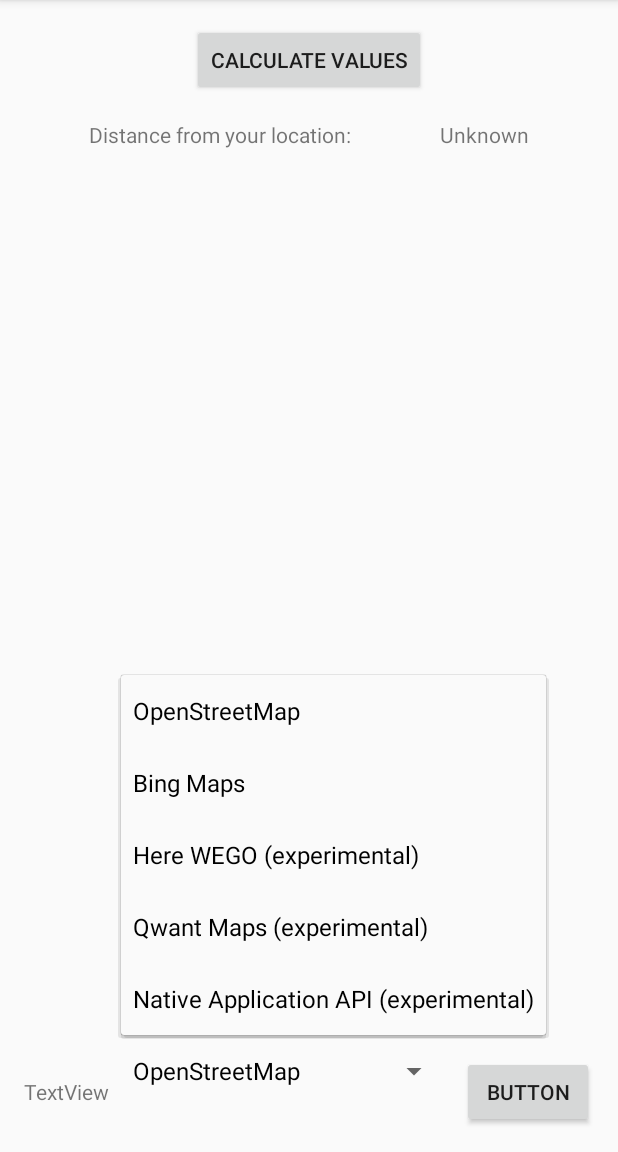
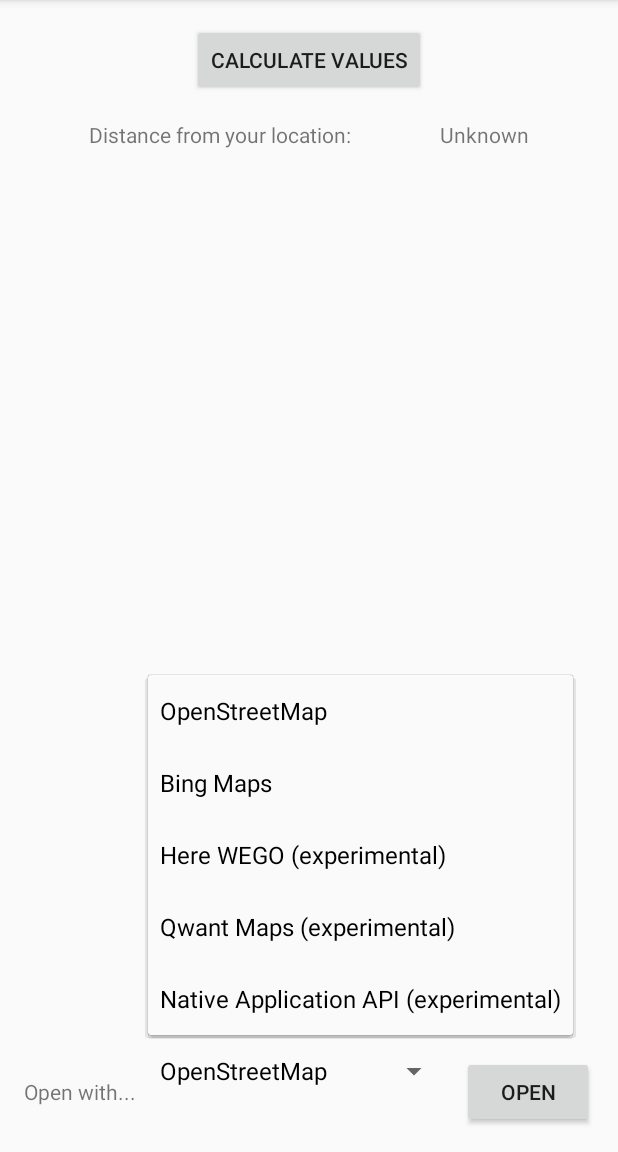
Before and after one commit to EIAWsWRm/SMSLocationReloaded, an Android app: the LocationParser screen opened directly, with no data from a screen before it, after a tap on "OpenStreetMap", on a phone screen of 412 x 824 dp, the part 84-1236 px from its top. Run offline under Robolectric (Android 15) with nearby library versions, the phone set to English and light mode, and no system bars.

Commit message:
You can now access the map services from the location parser activity. It currently uses the global preference set from settings and does not use the service selected from the dropdown in the activity.

```diff
--- a/app/build.gradle
+++ b/app/build.gradle
@@ -7,7 +7,7 @@
         minSdkVersion 23
         targetSdkVersion 28
         versionCode 1
-        versionName "2.0.4"
+        versionName "2.0.7"
         testInstrumentationRunner "android.support.test.runner.AndroidJUnitRunner"
     }
     buildTypes {
--- a/app/src/main/java/com/yuhuinnovation/smslocationreloaded/BackupActivity.java
+++ b/app/src/main/java/com/yuhuinnovation/smslocationreloaded/BackupActivity.java
@@ -72,6 +72,8 @@
             getBaseContext().getResources().updateConfiguration(config,
                     getBaseContext().getResources().getDisplayMetrics());
         }
+
+        setTitle(R.string.title_activity_backup);  // Set the title of the activity
     }
 
     @Override
--- a/app/src/main/res/layout/activity_location_parser.xml
+++ b/app/src/main/res/layout/activity_location_parser.xml
@@ -46,7 +46,7 @@
         android:layout_marginEnd="8dp"
         android:layout_marginBottom="30dp"
         app:layout_constraintBottom_toBottomOf="parent"
-        app:layout_constraintEnd_toStartOf="@+id/button"
+        app:layout_constraintEnd_toStartOf="@+id/mapServiceButton"
         app:layout_constraintHorizontal_bias="0.5"
         app:layout_constraintStart_toEndOf="@+id/mapServiceText" />
 
@@ -55,19 +55,19 @@
         android:layout_width="wrap_content"
         android:layout_height="wrap_content"
         android:layout_marginStart="16dp"
-        android:text="TextView"
-        app:layout_constraintBaseline_toBaselineOf="@+id/button"
+        android:text="@string/locationparser_text_openwith"
+        app:layout_constraintBaseline_toBaselineOf="@+id/mapServiceButton"
         app:layout_constraintEnd_toStartOf="@+id/mapServiceSpinner"
         app:layout_constraintHorizontal_bias="0.5"
         app:layout_constraintStart_toStartOf="parent" />
 
     <Button
-        android:id="@+id/button"
+        android:id="@+id/mapServiceButton"
         android:layout_width="wrap_content"
         android:layout_height="wrap_content"
         android:layout_marginEnd="16dp"
         android:layout_marginBottom="16dp"
-        android:text="Button"
+        android:text="@string/locationparser_button_open"
         app:layout_constraintBottom_toBottomOf="parent"
         app:layout_constraintEnd_toEndOf="parent"
         app:layout_constraintHorizontal_bias="0.5"
--- a/app/src/main/res/values/strings.xml
+++ b/app/src/main/res/values/strings.xml
@@ -243,6 +243,8 @@
     <string name="alertdialog_text_restartapp">The changes were successfully made. To fully apply the changes, the app must be restarted. Would you like to restart now?</string>
     <string name="title_activity_backup">Backup and Restore</string>
     <string name="backupactivity_text_description">You can back up and restore settings here. Click on \"Backup\" to open up a dialog to save a backup file (in .txt format). Click on \"Restore\" to open up a dialog where you can select a backup. This utility is currently in active development and features may change at any time.\n\nYou should know the limitations of this utility before using it. This utility WILL back up things like:\n * Language settings\n * The default map service\n\nThis utility currently WILL NOT (but may do so in the future) back up things like:\n * Saved contacts\n * The auto-filled phone number</string>
+    <string name="locationparser_button_open">Open</string>
+    <string name="locationparser_text_openwith">Open with...</string>
 
     <!-- Example settings for Notifications -->
 
```
Also changed, not shown: app/src/main/java/com/yuhuinnovation/smslocationreloaded/LocationParser.java (+21 -0 lines), 2 other files.
